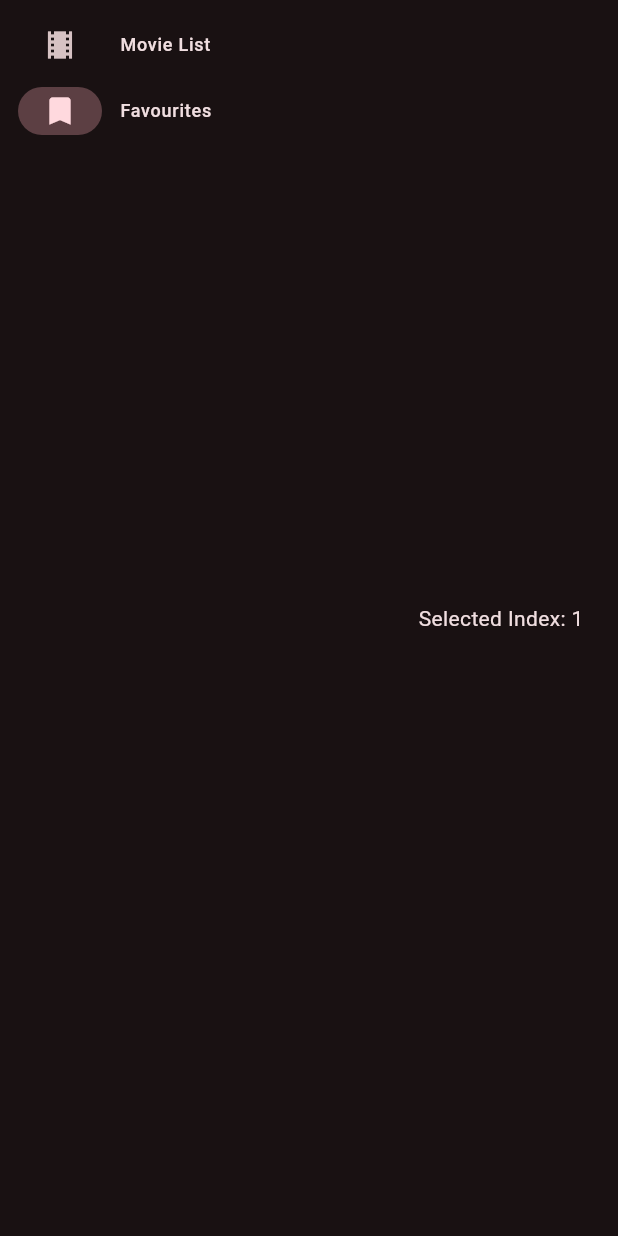
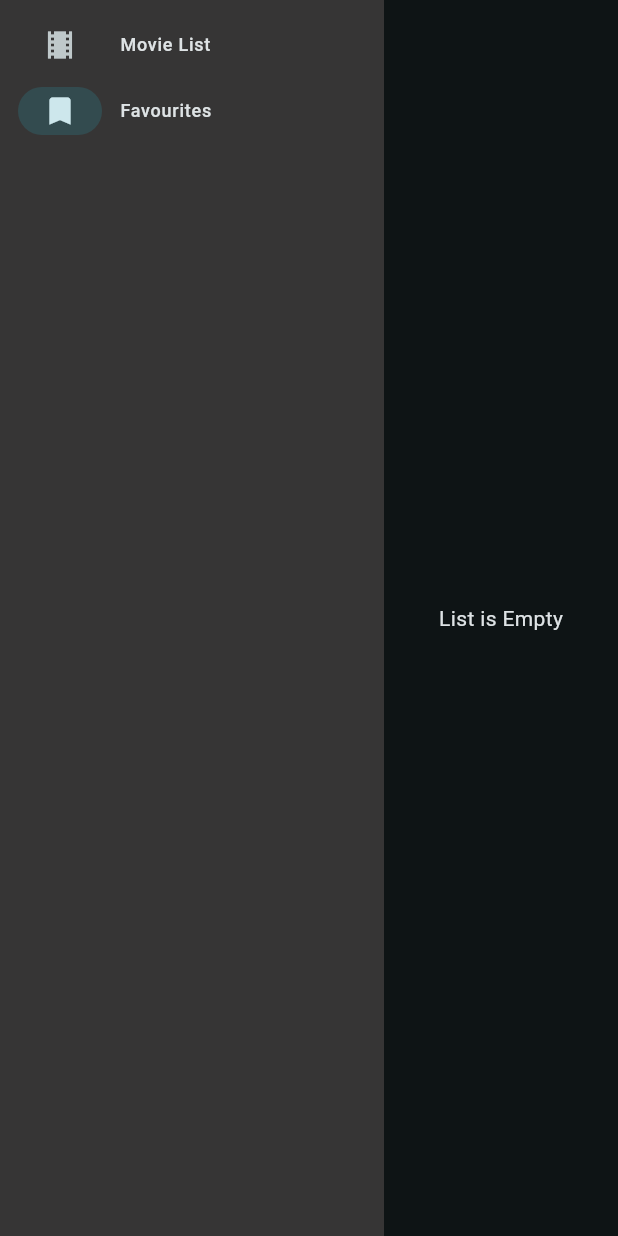
Before and after one commit to ArachnaDude/shape_movienight, a Flutter app: the screen it shows after launch, after a tap on "Favourites", on a phone screen of 412 x 824 dp. Run offline on Flutter 3.47's test engine with Material 3 defaults, Android fonts, the light colour scheme and no system bars; our stand-ins replace flutter_dotenv.

Commit message:
add favourite movie list to app page

```diff
--- a/lib/main.dart
+++ b/lib/main.dart
@@ -4,7 +4,12 @@
 
 Future<void> main() async {
   await dotenv.load(fileName: ".env");
-  runApp(const MyApp());
+  runApp(
+    ChangeNotifierProvider(
+      create: (context) => MyAppState(),
+      child: const MyApp(),
+    ),
+  );
 }
 
 class MyApp extends StatelessWidget {
@@ -17,15 +22,19 @@
       title: 'MovieNight',
       theme: ThemeData(
         colorScheme: ColorScheme.fromSeed(
-          seedColor: Colors.pink,
+          seedColor: Colors.white,
           brightness: Brightness.dark,
         ),
         useMaterial3: true,
       ),
-      // home is the default page we see when the app starts
+      // home param sets the page we see when the app starts
       home: const MovieList(title: 'MovieNight'),
     );
   }
+}
+
+class MyAppState extends ChangeNotifier {
+  var favouriteMovies = [];
 }
 
 class MovieList extends StatefulWidget {
@@ -42,12 +51,26 @@
 
   @override
   Widget build(BuildContext context) {
+    Widget page;
+
+    switch (selectedIndex) {
+      case 0:
+        page = const Placeholder();
+        break;
+      case 1:
+        page = const FavouritesPage();
+        break;
+      default:
+        throw UnimplementedError('No widget for $selectedIndex');
+    }
+
     return Scaffold(
       body: Row(
         children: [
           SafeArea(
             child: NavigationRail(
               extended: true,
+              backgroundColor: const Color.fromARGB(255, 54, 53, 53),
               destinations: const [
                 NavigationRailDestination(
                   icon: Icon(Icons.theaters),
@@ -67,12 +90,32 @@
             ),
           ),
           Expanded(
-            child: Center(
-              child: Text('Selected Index: $selectedIndex'),
-            ),
+            child: page,
           ),
         ],
       ),
     );
   }
 }
+
+class FavouritesPage extends StatelessWidget {
+  const FavouritesPage({super.key});
+
+  @override
+  Widget build(BuildContext context) {
+    var appState = context.watch<MyAppState>();
+
+    // If favouriteMovies is empty, show the message: "List is Empty"
+    if (appState.favouriteMovies.isEmpty) {
+      return const Center(
+        child:
+            Text("List is Empty"), // Showing a message when the list is empty
+      );
+    }
+
+    // If favouriteMovies is not empty, show "Not Empty"
+    return const Center(
+      child: Text("Not Empty"), // This shows when the list is not empty
+    );
+  }
+}
```
